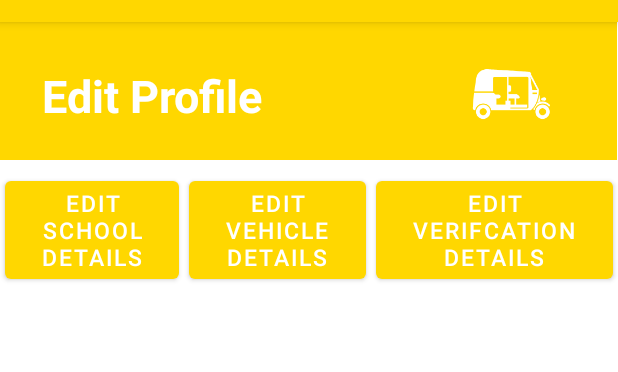
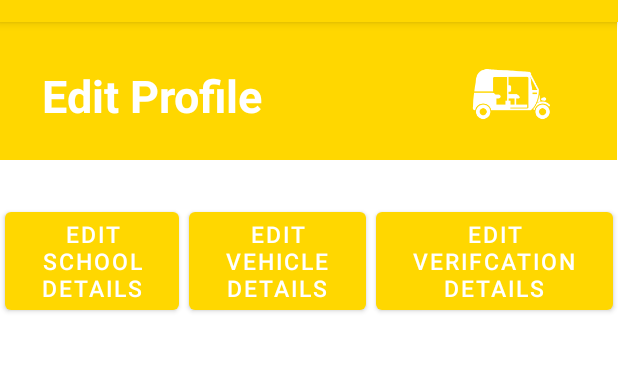
Before and after one commit to omBhavsar007/RickshawWaleKaka-Auto-Driver-Side, an Android app: the EditInformation screen opened directly, with no data from a screen before it, on a phone screen of 412 x 824 dp, the part 62-434 px from its top. Run offline under Robolectric (Android 15) with nearby library versions, the phone set to English and light mode, and no system bars.

Commit message:
Finished Project

```diff
--- a/app/src/main/res/layout/activity_edit_information.xml
+++ b/app/src/main/res/layout/activity_edit_information.xml
@@ -49,10 +49,10 @@
         android:orientation="horizontal"
         app:layout_constraintBottom_toBottomOf="parent"
         app:layout_constraintEnd_toEndOf="parent"
-        app:layout_constraintHorizontal_bias="1.0"
+        app:layout_constraintHorizontal_bias="0.0"
         app:layout_constraintStart_toStartOf="parent"
         app:layout_constraintTop_toTopOf="parent"
-        app:layout_constraintVertical_bias="0.141">
+        app:layout_constraintVertical_bias="0.172">
 
 
         <Button
```
